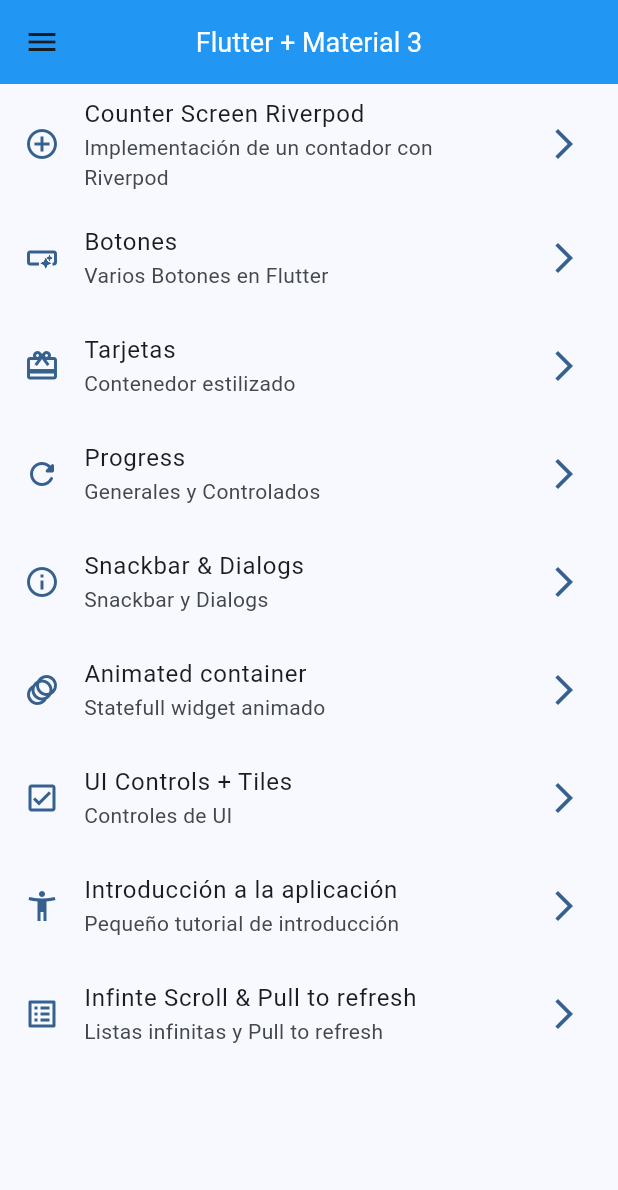
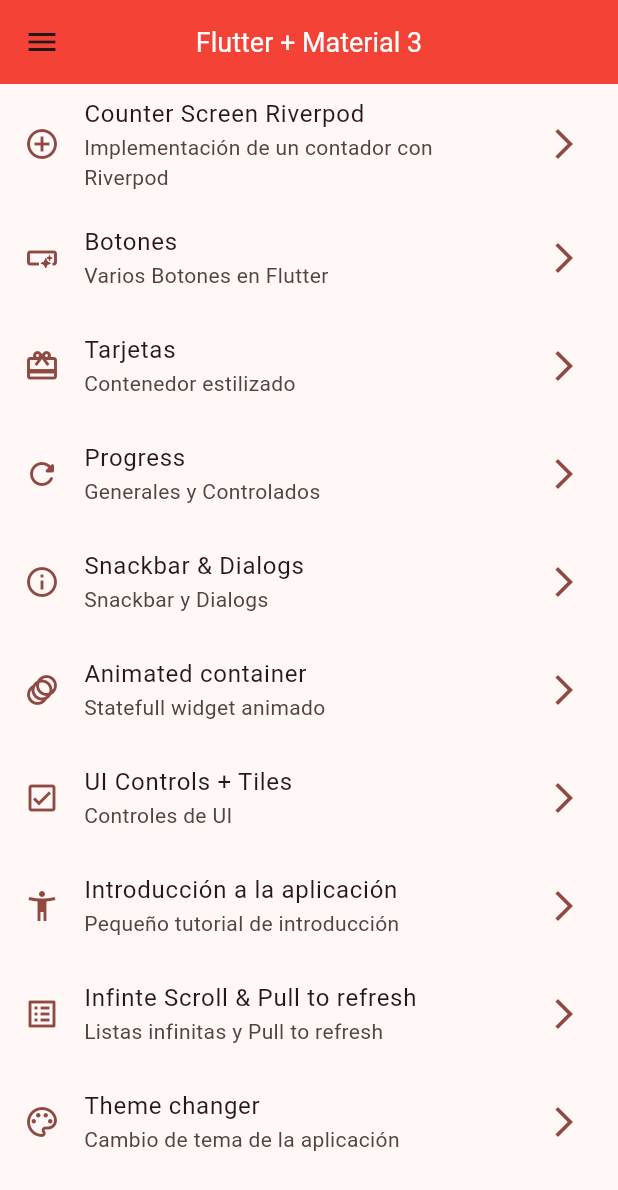
Before and after one commit to cadenaspm/widApp, a Flutter app: the screen it shows after launch, on a phone screen of 412 x 824 dp. Shown: the top 1190 px of the screen. Run offline on Flutter 3.47's test engine with Material 3 defaults, Android fonts, the phone set to English and light mode, and no system bars; our stand-ins replace animate_do, flutter_riverpod, go_router.

Commit message:
working with riverpod

```diff
--- a/lib/config/menu/menu_items.dart
+++ b/lib/config/menu/menu_items.dart
@@ -1,8 +1,8 @@
+import 'package:flutter/material.dart';
 import 'package:widgets_app/presentation/screens/counter/counter_screen.dart';
 import 'package:widgets_app/presentation/screens/screens.dart';
 
 class MenuItems {
-
   final String title;
   final String subtitle;
   final String link;
@@ -12,9 +12,8 @@ class MenuItems {
     required this.title,
     required this.subtitle,
     required this.link,
-    required this.icon
+    required this.icon,
   });
-
 }
 
 const appMenuItems = [
@@ -79,7 +78,10 @@ const appMenuItems = [
     icon: Icons.list_alt_outlined,
   ),
 
-
-
-
+  MenuItems(
+    title: 'Theme changer',
+    subtitle: 'Cambio de tema de la aplicación',
+    link: ThemeChangerScreen.name,
+    icon: Icons.color_lens_outlined,
+  ),
 ];
--- a/lib/config/router/app_router.dart
+++ b/lib/config/router/app_router.dart
@@ -1,5 +1,3 @@
-
-
 import 'package:go_router/go_router.dart';
 import 'package:widgets_app/presentation/screens/counter/counter_screen.dart';
 import 'package:widgets_app/presentation/screens/screens.dart';
@@ -7,15 +5,60 @@ import 'package:widgets_app/presentation/screens/screens.dart';
 final appRouter = GoRouter(
   initialLocation: '/',
   routes: [
-    GoRoute(path: '/', name: HomeScreen.name, builder: (context, state) =>  HomeScreen()),
-    GoRoute(path: '/counter', name: CounterScreen.name, builder: (context, state) => const CounterScreen()),
-    GoRoute(path: '/buttons', name: ButtonScreen.name, builder: (context, state) => const ButtonScreen()),
-    GoRoute(path: '/cards', name: CardsScreen.name, builder: (context, state) => const CardsScreen()),
-    GoRoute(path: '/progress', name: ProgressScreen.name, builder: (context, state) => const ProgressScreen()),
-    GoRoute(path: '/snackbar', name: SnackbarScreen.name, builder: (context, state) => const SnackbarScreen()),
-    GoRoute(path: '/animated', name: AnimatedScreen.name, builder: (context, state) => const AnimatedScreen()),
-    GoRoute(path: '/ui_controls', name: UiControlsScreen.name, builder: (context, state) => const UiControlsScreen()),
-    GoRoute(path: '/tutorial', name: AppTutorialScreen.name, builder: (context, state) => const AppTutorialScreen()),
-    GoRoute(path: '/infinte', name: InfiniteScrollScreen.name, builder: (context, state) => const InfiniteScrollScreen()),
-  ]
+    GoRoute(
+      path: '/',
+      name: HomeScreen.name,
+      builder: (context, state) => HomeScreen(),
+    ),
+    GoRoute(
+      path: '/counter',
+      name: CounterScreen.name,
+      builder: (context, state) => const CounterScreen(),
+    ),
+    GoRoute(
+      path: '/buttons',
+      name: ButtonScreen.name,
+      builder: (context, state) => const ButtonScreen(),
+    ),
+    GoRoute(
+      path: '/cards',
+      name: CardsScreen.name,
+      builder: (context, state) => const CardsScreen(),
+    ),
+    GoRoute(
+      path: '/progress',
+      name: ProgressScreen.name,
+      builder: (context, state) => const ProgressScreen(),
+    ),
+    GoRoute(
+      path: '/snackbar',
+      name: SnackbarScreen.name,
+      builder: (context, state) => const SnackbarScreen(),
+    ),
+    GoRoute(
+      path: '/animated',
+      name: AnimatedScreen.name,
+      builder: (context, state) => const AnimatedScreen(),
+    ),
+    GoRoute(
+      path: '/ui_controls',
+      name: UiControlsScreen.name,
+      builder: (context, state) => const UiControlsScreen(),
+    ),
+    GoRoute(
+      path: '/tutorial',
+      name: AppTutorialScreen.name,
+      builder: (context, state) => const AppTutorialScreen(),
+    ),
+    GoRoute(
+      path: '/infinte',
+      name: InfiniteScrollScreen.name,
+      builder: (context, state) => const InfiniteScrollScreen(),
+    ),
+    GoRoute(
+      path: '/theme_changer',
+      name: ThemeChangerScreen.name,
+      builder: (context, state) => const ThemeChangerScreen(),
+    ),
+  ],
 );
--- a/lib/config/theme/app_theme.dart
+++ b/lib/config/theme/app_theme.dart
@@ -1,4 +1,3 @@
-
 import 'package:flutter/material.dart';
 
 const colorList = [
@@ -14,26 +13,20 @@ const colorList = [
   Colors.white,
 ];
 
+class AppTheme {
+  final int selectedColor;
+  final bool isDarkMode;
 
-class AppTheme {
-
-  final int selectedColor;
-
-  AppTheme({
-    this.selectedColor = 0,
-  });
+  AppTheme({this.selectedColor = 0, this.isDarkMode = false});
 
   ThemeData getTheme() => ThemeData(
     useMaterial3: true,
+    brightness: isDarkMode ? Brightness.dark : Brightness.light,
     colorSchemeSeed: colorList[selectedColor],
     appBarTheme: AppBarTheme(
       centerTitle: true,
       backgroundColor: colorList[selectedColor],
-      titleTextStyle: TextStyle(
-        color: Colors.white,
-        fontSize: 18,
-      )
-    )
+      titleTextStyle: TextStyle(color: Colors.white, fontSize: 18),
+    ),
   );
-
 }
--- a/lib/main.dart
+++ b/lib/main.dart
@@ -2,24 +2,27 @@ import 'package:flutter/material.dart';
 import 'package:flutter_riverpod/flutter_riverpod.dart';
 import 'package:widgets_app/config/router/app_router.dart';
 import 'package:widgets_app/config/theme/app_theme.dart';
+import 'package:widgets_app/presentation/providers/theme_provider.dart';
 
 void main() {
-  runApp(
-    ProviderScope(
-      child: const MainApp()
-    )
-  );
+  runApp(ProviderScope(child: const MainApp()));
 }
 
-class MainApp extends StatelessWidget {
+class MainApp extends ConsumerWidget {
   const MainApp({super.key});
 
   @override
-  Widget build(BuildContext context) {
+  Widget build(BuildContext context, WidgetRef ref) {
+    final isDarkMode = ref.watch(isDarkModeProvider);
+    final selectedColor = ref.watch(selectedColorProvider);
+
     return MaterialApp.router(
       title: "Flutter widgets",
       debugShowCheckedModeBanner: false,
-      theme: AppTheme(selectedColor: 2).getTheme(),
+      theme: AppTheme(
+        selectedColor: selectedColor,
+        isDarkMode: isDarkMode,
+      ).getTheme(),
       routerConfig: appRouter,
     );
   }
--- a/lib/presentation/providers/theme_provider.dart
+++ b/lib/presentation/providers/theme_provider.dart
@@ -1,7 +1,12 @@
-
-
-
 //Estado para almacenar bool
 import 'package:flutter_riverpod/flutter_riverpod.dart';
+import 'package:widgets_app/config/theme/app_theme.dart';
 
+//Un simple booleano
 final isDarkModeProvider = StateProvider<bool>((ref) => false);
+
+//Lista de colores inmutables
+final colorListProvider = Provider((ref) => colorList);
+
+//Un simple int
+final selectedColorProvider = StateProvider<int>((ref) => 0);
--- a/lib/presentation/screens/screens.dart
+++ b/lib/presentation/screens/screens.dart
@@ -1,10 +1,11 @@
+export 'package:widgets_app/presentation/screens/theme_changer/theme_changer_screen.dart';
+
 export 'package:widgets_app/presentation/screens/snackbar/snackbar_screen.dart';
-export 'package:flutter/material.dart';
 export 'package:widgets_app/presentation/screens/animated/animated_screen.dart';
 export 'package:widgets_app/presentation/screens/app_tutorial/app_tutorial_screen.dart';
 export 'package:widgets_app/presentation/screens/infinite_scroll/infinite_scroll_screen.dart';
 export 'package:widgets_app/presentation/screens/progress/progress_screen.dart';
 export 'package:widgets_app/presentation/screens/ui_controls/ui_controls_screen.dart';
-export'package:widgets_app/presentation/screens/buttons/buttons_screen.dart';
-export'package:widgets_app/presentation/screens/cards/cards_screen.dart';
-export'package:widgets_app/presentation/screens/home/home_screen.dart';
+export 'package:widgets_app/presentation/screens/buttons/buttons_screen.dart';
+export 'package:widgets_app/presentation/screens/cards/cards_screen.dart';
+export 'package:widgets_app/presentation/screens/home/home_screen.dart';
```
Also changed, not shown: lib/presentation/screens/theme_changer/theme_changer_screen.dart (added, +72 -0 lines).
